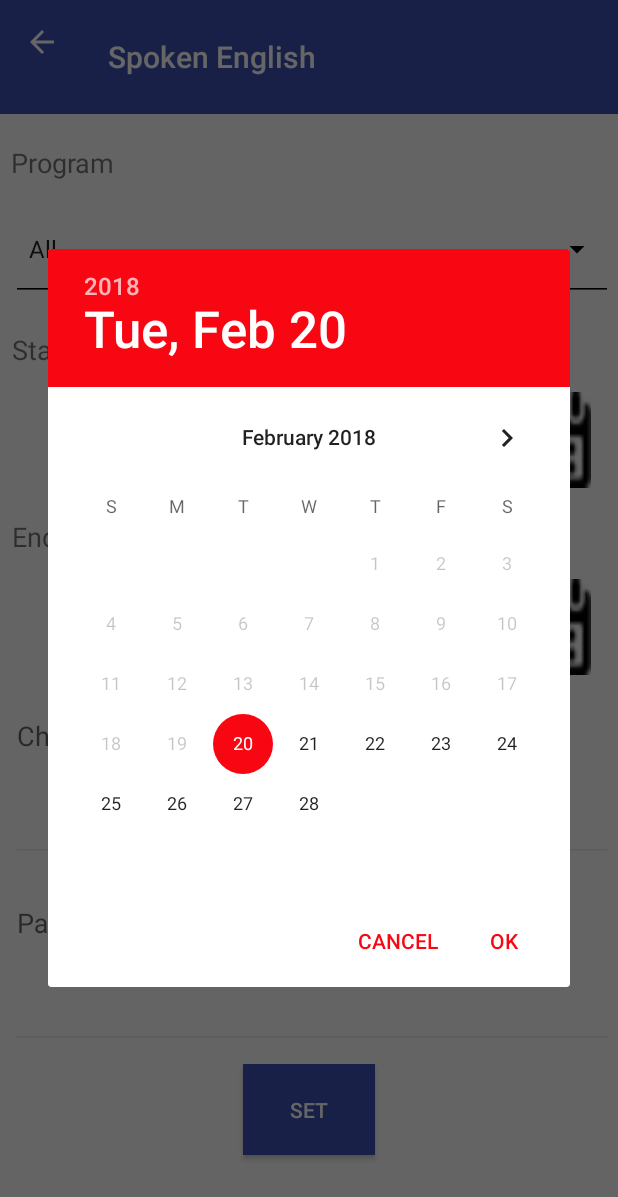
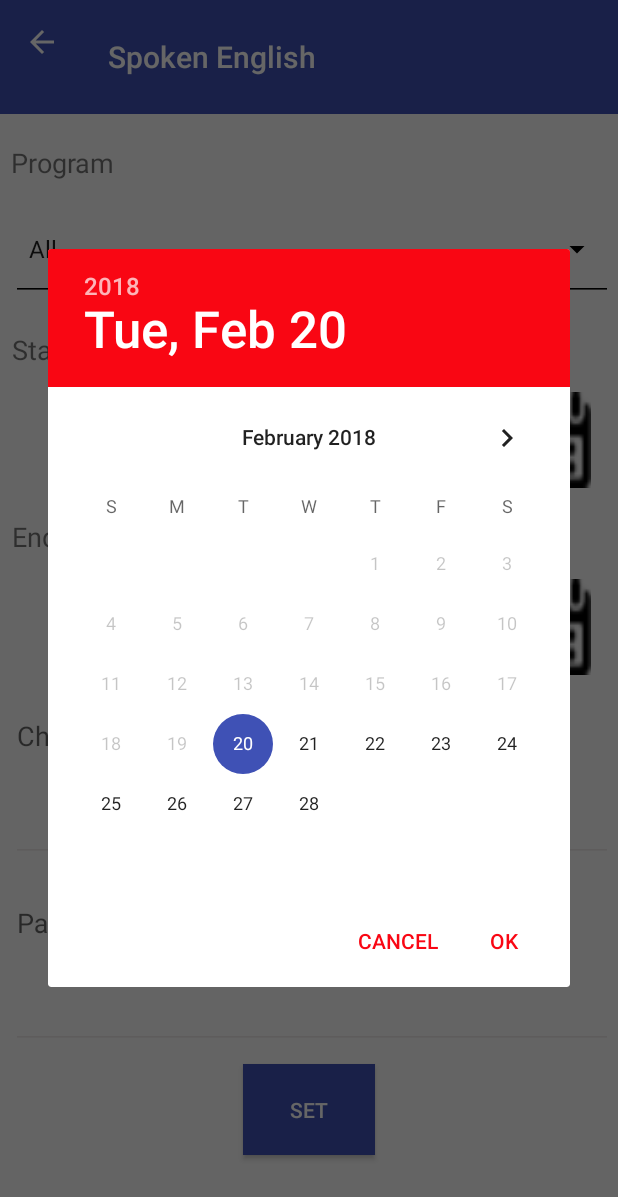
Before and after one commit to Atharva18/ImpetusKidsApp, an Android app: the ThemeAdmin screen opened directly, with no data from a screen before it, after a tap on an icon or button, on a phone screen of 412 x 824 dp. Shown: the top 1197 px of the screen. Run offline under Robolectric (Android 15) with nearby library versions, the phone set to English and light mode, and no system bars; our stand-ins replace Firebase (no records; nobody signed in at launch, a user with empty details on screens opened directly); plain views replace CustomTextView.

Commit message:
Color for editText changed to blue. TODO add hex code for blue.

```diff
--- a/app/src/main/res/values/styles.xml
+++ b/app/src/main/res/values/styles.xml
@@ -9,6 +9,8 @@
         <item name="colorAccent">@color/colorAccent</item>
         <item name="colorControlNormal">#ece7e7</item>
         <item name="android:colorForeground">@color/foreground_material_light</item>
+        <!--TODO add hex for item colorControlActivated-->
+        <item name="colorControlActivated">@color/colorPrimary</item>
     </style>
 
 
```
